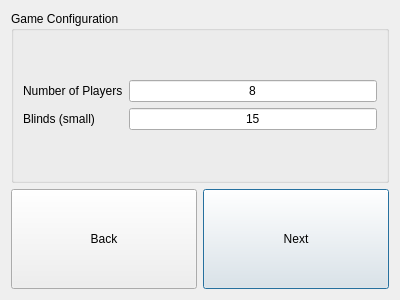
Old version of the form pregameonedialog.ui in the repository lmnp/TexasHoldemManager.
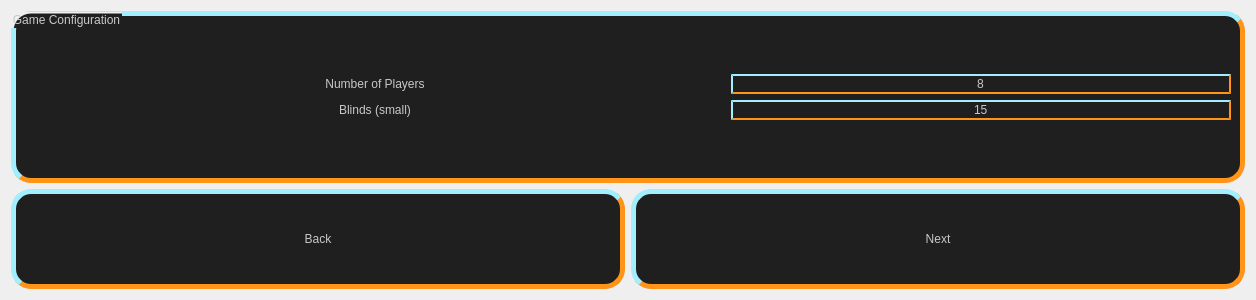
New version of the form.

Commit message: Started adding color scheme

```diff
--- a/pregameonedialog.ui
+++ b/pregameonedialog.ui
@@ -6,7 +6,7 @@
    <rect>
     <x>0</x>
     <y>0</y>
-    <width>400</width>
+    <width>1058</width>
     <height>300</height>
    </rect>
   </property>
@@ -16,19 +16,58 @@
   <layout class="QVBoxLayout" name="verticalLayout_2">
    <item>
     <widget class="QGroupBox" name="groupBox">
+     <property name="styleSheet">
+      <string notr="true">border-style: outset;
+font: oblique 20pt &quot;Purisa&quot;;
+background-color: rgb(31, 31, 31);
+color: rgb(200, 200, 200);
+border-width: 5px;
+border-radius: 20px;
+border-top-color: rgb(34, 215, 255);
+border-left-color: rgb(34, 215, 255);
+border-right-color: rgb(255, 148, 25);
+border-bottom-color: rgb(255, 148, 25);</string>
+     </property>
      <property name="title">
       <string>Game Configuration</string>
      </property>
-     <layout class="QVBoxLayout" name="verticalLayout">
-      <item>
-       <layout class="QGridLayout" name="gridLayout_3">
-        <item row="0" column="0">
-         <layout class="QGridLayout" name="gridLayout_2">
+     <layout class="QGridLayout" name="gridLayout_2">
+      <item row="0" column="0">
+       <layout class="QHBoxLayout" name="horizontalLayout">
+        <item>
+         <layout class="QGridLayout" name="gridLayout_4">
           <item row="0" column="0">
            <widget class="QLabel" name="l_players">
+            <property name="minimumSize">
+             <size>
+              <width>700</width>
+              <height>0</height>
+             </size>
+            </property>
+            <property name="maximumSize">
+             <size>
+              <width>700</width>
+              <height>16777215</height>
+             </size>
+            </property>
+            <property name="styleSheet">
+             <string notr="true">border-style: outset;
+font: oblique 20pt &quot;Purisa&quot;;
+background-color: rgb(31, 31, 31);
+color: rgb(200, 200, 200);
+border-width: 0px;
+border-radius: 0px;
+border-top-color: rgb(34, 215, 255);
+border-left-color: rgb(34, 215, 255);
+border-right-color: rgb(255, 148, 25);
+border-bottom-color: rgb(255, 148, 25);</string>
+            </property>
             <property name="text">
              <string>Number of Players</string>
             </property>
+            <property name="alignment">
+             <set>Qt::AlignCenter</set>
+            </property>
             <property name="buddy">
              <cstring>le_players</cstring>
             </property>
@@ -36,9 +75,36 @@
           </item>
           <item row="1" column="0">
            <widget class="QLabel" name="l_blinds">
+            <property name="minimumSize">
+             <size>
+              <width>700</width>
+              <height>0</height>
+             </size>
+            </property>
+            <property name="maximumSize">
+             <size>
+              <width>700</width>
+              <height>16777215</height>
+             </size>
+            </property>
+            <property name="styleSheet">
+             <string notr="true">border-style: outset;
+font: oblique 20pt &quot;Purisa&quot;;
+background-color: rgb(31, 31, 31);
+color: rgb(200, 200, 200);
+border-width: 0px;
+border-radius: 0px;
+border-top-color: rgb(34, 215, 255);
+border-left-color: rgb(34, 215, 255);
+border-right-color: rgb(255, 148, 25);
+border-bottom-color: rgb(255, 148, 25);</string>
+            </property>
             <property name="text">
              <string>Blinds (small)</string>
             </property>
+            <property name="alignment">
+             <set>Qt::AlignCenter</set>
+            </property>
             <property name="buddy">
              <cstring>le_blinds</cstring>
             </property>
@@ -46,10 +112,28 @@
           </item>
          </layout>
         </item>
-        <item row="0" column="1">
-         <layout class="QGridLayout" name="gridLayout">
+        <item>
+         <layout class="QGridLayout" name="gridLayout_3">
           <item row="0" column="0">
            <widget class="QLineEdit" name="le_players">
+            <property name="minimumSize">
+             <size>
+              <width>500</width>
+              <height>0</height>
+             </size>
+            </property>
+            <property name="maximumSize">
+             <size>
+              <width>500</width>
+              <height>16777215</height>
+             </size>
+            </property>
+            <property name="styleSheet">
+             <string notr="true">font: oblique 20pt &quot;Purisa&quot;;
+color: rgb(200, 200, 200);
+border-width:2px;
+border-radius:0px;</string>
+            </property>
             <property name="text">
              <string>8</string>
             </property>
@@ -60,6 +144,24 @@
           </item>
           <item row="1" column="0">
            <widget class="QLineEdit" name="le_blinds">
+            <property name="minimumSize">
+             <size>
+              <width>500</width>
+              <height>0</height>
+             </size>
+            </property>
+            <property name="maximumSize">
+             <size>
+              <width>500</width>
+              <height>16777215</height>
+             </size>
+            </property>
+            <property name="styleSheet">
+             <string notr="true">font: oblique 20pt &quot;Purisa&quot;;
+color: rgb(200, 200, 200);
+border-width:2px;
+border-radius:0px;</string>
+            </property>
             <property name="text">
              <string>15</string>
             </property>
@@ -76,7 +178,7 @@
     </widget>
    </item>
    <item>
-    <layout class="QGridLayout" name="gridLayout_4">
+    <layout class="QGridLayout" name="gridLayout">
      <item row="0" column="0">
       <widget class="QPushButton" name="pb_back">
        <property name="sizePolicy">
@@ -100,6 +202,18 @@
        <property name="layoutDirection">
         <enum>Qt::LeftToRight</enum>
        </property>
+       <property name="styleSheet">
+        <string notr="true">border-style: outset;
+font: oblique 20pt &quot;Purisa&quot;;
+background-color: rgb(31, 31, 31);
+color: rgb(200, 200, 200);
+border-width: 5px;
+border-radius: 20px;
+border-top-color: rgb(34, 215, 255);
+border-left-color: rgb(34, 215, 255);
+border-right-color: rgb(255, 148, 25);
+border-bottom-color: rgb(255, 148, 25);</string>
+       </property>
        <property name="text">
         <string>Back</string>
        </property>
@@ -128,6 +242,18 @@
        <property name="layoutDirection">
         <enum>Qt::RightToLeft</enum>
        </property>
+       <property name="styleSheet">
+        <string notr="true">border-style: outset;
+font: oblique 20pt &quot;Purisa&quot;;
+background-color: rgb(31, 31, 31);
+color: rgb(200, 200, 200);
+border-width: 5px;
+border-radius: 20px;
+border-top-color: rgb(34, 215, 255);
+border-left-color: rgb(34, 215, 255);
+border-right-color: rgb(255, 148, 25);
+border-bottom-color: rgb(255, 148, 25);</string>
+       </property>
        <property name="text">
         <string>Next</string>
        </property>
```
The commit also changes 4 other files.
